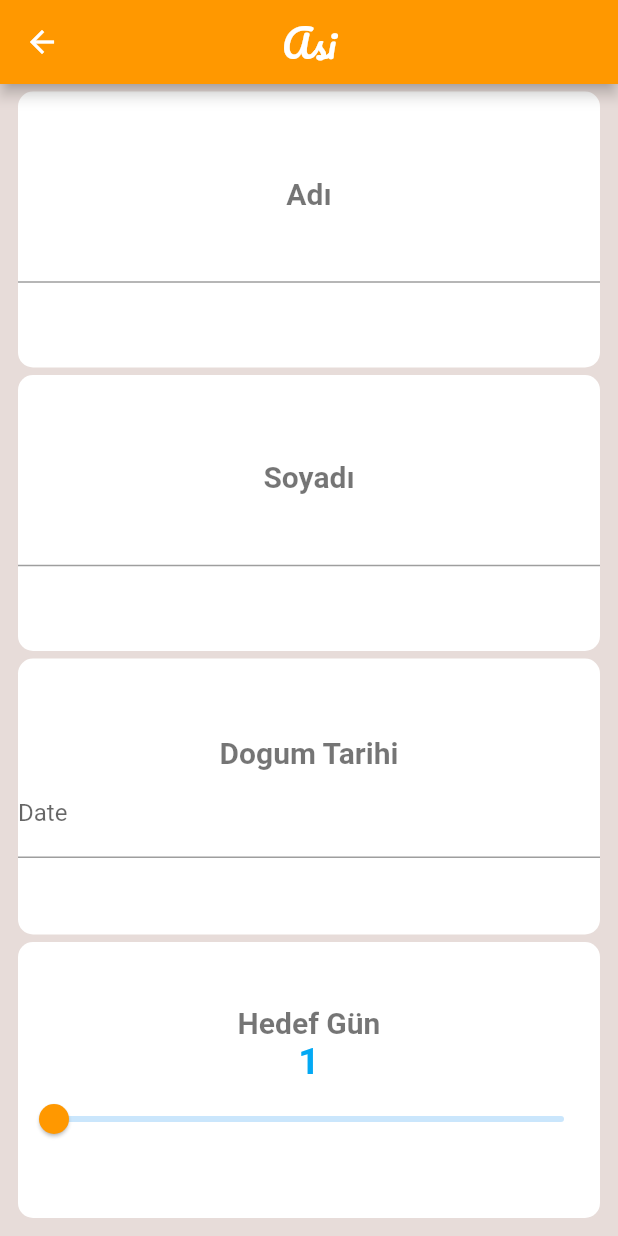
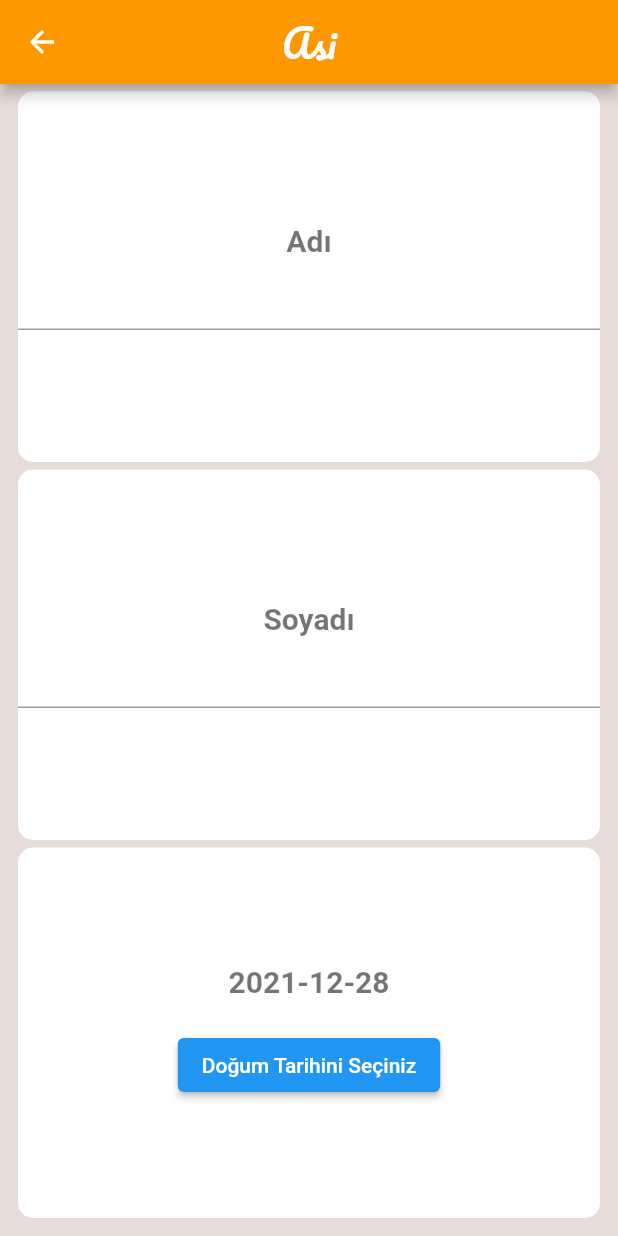
Before and after one commit to MrAlbino/AsiTakipApp, a Flutter app: the AddChildPage screen opened directly, on a phone screen of 412 x 824 dp. Run offline on Flutter 3.47's test engine with Material 2 defaults, Android fonts, the phone set to English and light mode, and no system bars; drawn by our look-alikes of date_time_picker; our stand-ins replace cloud_firestore, curved_navigation_bar, firebase_auth, firebase_core, google_fonts; accounts and stored records are empty.

Commit message:
Date time picker added

```diff
--- a/lib/add_child.dart
+++ b/lib/add_child.dart
@@ -1,6 +1,6 @@
 import 'package:date_time_picker/date_time_picker.dart';
 import 'package:flutter/material.dart';
-import 'package:flutter_datetime_picker/flutter_datetime_picker.dart';
+import 'dart:async';
 import './home.dart';
 //import 'package:cloud_firestore/cloud_firestore.dart';
 //import 'package:uuid/uuid.dart';
@@ -20,8 +20,20 @@ class AddChildPage extends StatefulWidget{
 }
 
 class _AddChildPage extends State<AddChildPage>{
-  double _destinationDay=1;
 
+  DateTime selectedDate = DateTime.now();
+
+  Future<void> _selectDate(BuildContext context) async {
+    final DateTime? picked = await showDatePicker(
+        context: context,
+        initialDate: selectedDate,
+        firstDate: DateTime(2015, 8),
+        lastDate: DateTime(2101));
+    if (picked != null && picked != selectedDate)
+      setState(() {
+        selectedDate = picked;
+      });
+  }
 
   //final _fs=  FirebaseFirestore.instance;
 
@@ -32,10 +44,6 @@ class _AddChildPage extends State<AddChildPage>{
 
   @override
   Widget build(BuildContext context) {
-    //CollectionReference todosRef= _fs.collection('todos');
-    //CollectionReference todosRef= _fs.collection('testCollection');
-    //CollectionReference todosRef= _fs.collection('todos');
-    //CollectionReference usersRef= _fs.collection('Users');
 
     return Scaffold(
       resizeToAvoidBottomInset: false,
@@ -102,57 +110,21 @@ class _AddChildPage extends State<AddChildPage>{
                 child: MyContainer(child: Column(
                   mainAxisAlignment: MainAxisAlignment.center,
                   children:  [
-                    const Text("Dogum Tarihi",style:TextStyle(
+
+                    Text("${selectedDate.toLocal()}".split(' ')[0],style:TextStyle(
                         color:Colors.black54,fontSize: 20,fontWeight: FontWeight.bold
-                    ),
-                    ),
-                    DateTimePicker(
-                      initialValue: '',
-                      firstDate: DateTime(2000),
-                      lastDate: DateTime(2100),
-                      dateLabelText: 'Date',
-                      onChanged: (val) => print(val),
-                      validator: (val) {
-                        print(val);
-                        return null;
-                      },
-                      onSaved: (val) => print(val),
-                    )
-                  ],
-                )
-                ),
-              ),
-              Expanded(
-                flex: 2,
-                child: MyContainer(child: Column(
-                  mainAxisAlignment: MainAxisAlignment.center,
-                  children: [
-                    const Text("Hedef Gün",style:TextStyle(
-                        color:Colors.black54,fontSize: 20,fontWeight: FontWeight.bold
-                    ),
-                    ),
-                    Text(_destinationDay.round().toString(), style: const TextStyle(
-                        color:Colors.lightBlue,fontSize: 25,fontWeight: FontWeight.bold
-                    ),
-                    ),
-                    Slider(
-                      thumbColor: Colors.orange,
-                      max: 365,
-                      min:1,
-                      value: _destinationDay,
-                      onChanged: (double value){
-                        setState(() {
-                          _destinationDay = value;
+                    ),),
+                    SizedBox(height: 20.0,),
 
-                        });
-                      },
+
+                    ElevatedButton(
+                      onPressed: () => _selectDate(context),
+                      child: Text('Doğum Tarihini Seçiniz'),
                     ),
                   ],
                 )
                 ),
               ),
-
-
             ],
           ),
         ),
--- a/pubspec.yaml
+++ b/pubspec.yaml
@@ -33,7 +33,6 @@ dependencies:
   font_awesome_flutter: ^9.2.0
   uuid: 3.0.5
   curved_navigation_bar: ^1.0.1
-  flutter_datetime_picker: ^1.5.1
   date_time_picker: ^2.1.0
 
   # The following adds the Cupertino Icons font to your application.
```
Also changed, not shown: pubspec.lock.
